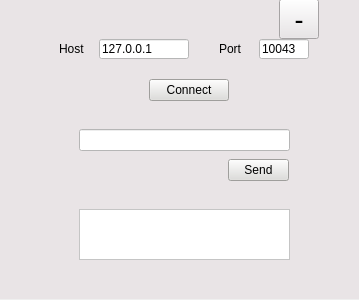
The window that client/ui/loginwindow.ui (pechpo/What-s-up) describes before a commit, drawn with Qt 5.
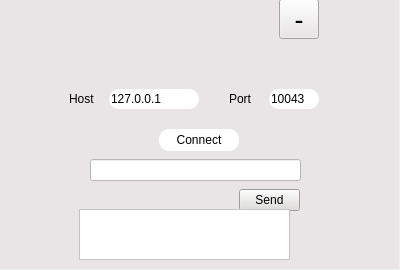
The same window after the commit. Icons and pictures are not drawn.

The edit to the form file:
```diff
--- a/client/ui/loginwindow.ui
+++ b/client/ui/loginwindow.ui
@@ -6,8 +6,8 @@
    <rect>
     <x>0</x>
     <y>0</y>
-    <width>359</width>
-    <height>300</height>
+    <width>400</width>
+    <height>270</height>
    </rect>
   </property>
   <property name="windowTitle">
@@ -24,8 +24,8 @@
     <rect>
      <x>-1</x>
      <y>-1</y>
-     <width>360</width>
-     <height>300</height>
+     <width>400</width>
+     <height>270</height>
     </rect>
    </property>
    <property name="styleSheet">
@@ -34,8 +34,8 @@
    <widget class="QLabel" name="hostLabel">
     <property name="geometry">
      <rect>
-      <x>60</x>
-      <y>40</y>
+      <x>70</x>
+      <y>90</y>
       <width>30</width>
       <height>20</height>
      </rect>
@@ -47,14 +47,15 @@
    <widget class="QLineEdit" name="portInput">
     <property name="geometry">
      <rect>
-      <x>260</x>
-      <y>40</y>
+      <x>270</x>
+      <y>90</y>
       <width>50</width>
       <height>20</height>
      </rect>
     </property>
     <property name="styleSheet">
-     <string notr="true">background-color: rgb(255, 255, 255);</string>
+     <string notr="true">background-color: rgb(255, 255, 255);
+border-radius:10px;</string>
     </property>
     <property name="text">
      <string>10043</string>
@@ -63,8 +64,8 @@
    <widget class="QPushButton" name="sendButton">
     <property name="geometry">
      <rect>
-      <x>229</x>
-      <y>160</y>
+      <x>240</x>
+      <y>190</y>
       <width>61</width>
       <height>22</height>
      </rect>
@@ -79,8 +80,8 @@
    <widget class="QLabel" name="portLabel">
     <property name="geometry">
      <rect>
-      <x>220</x>
-      <y>40</y>
+      <x>230</x>
+      <y>90</y>
       <width>30</width>
       <height>20</height>
      </rect>
@@ -92,8 +93,8 @@
    <widget class="QLineEdit" name="sendInput">
     <property name="geometry">
      <rect>
-      <x>80</x>
-      <y>130</y>
+      <x>91</x>
+      <y>160</y>
       <width>211</width>
       <height>22</height>
      </rect>
@@ -118,14 +119,15 @@
    <widget class="QPushButton" name="connectButton">
     <property name="geometry">
      <rect>
-      <x>150</x>
-      <y>80</y>
+      <x>160</x>
+      <y>130</y>
       <width>80</width>
       <height>22</height>
      </rect>
     </property>
     <property name="styleSheet">
-     <string notr="true">background-color: rgb(222, 221, 218);</string>
+     <string notr="true">border-radius:10px;
+background-color: rgb(255, 255, 255);</string>
     </property>
     <property name="text">
      <string>Connect</string>
@@ -134,14 +136,15 @@
    <widget class="QLineEdit" name="hostInput">
     <property name="geometry">
      <rect>
-      <x>100</x>
-      <y>40</y>
+      <x>110</x>
+      <y>90</y>
       <width>90</width>
       <height>20</height>
      </rect>
     </property>
     <property name="styleSheet">
-     <string notr="true">background-color: rgb(255, 255, 255);</string>
+     <string notr="true">background-color: rgb(255, 255, 255);
+border-radius:10px;</string>
     </property>
     <property name="text">
      <string>127.0.0.1</string>
```
Left out of the diff: 3 changed lines with no effect on the pictures.
